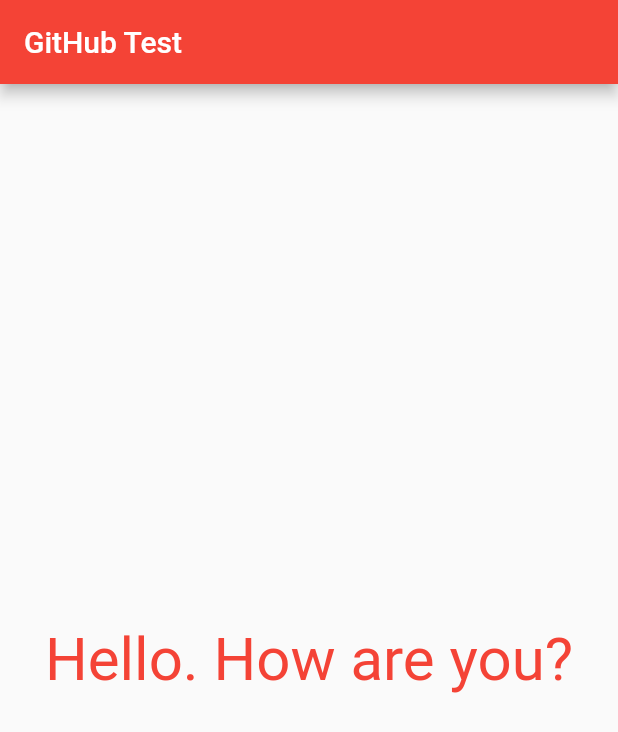
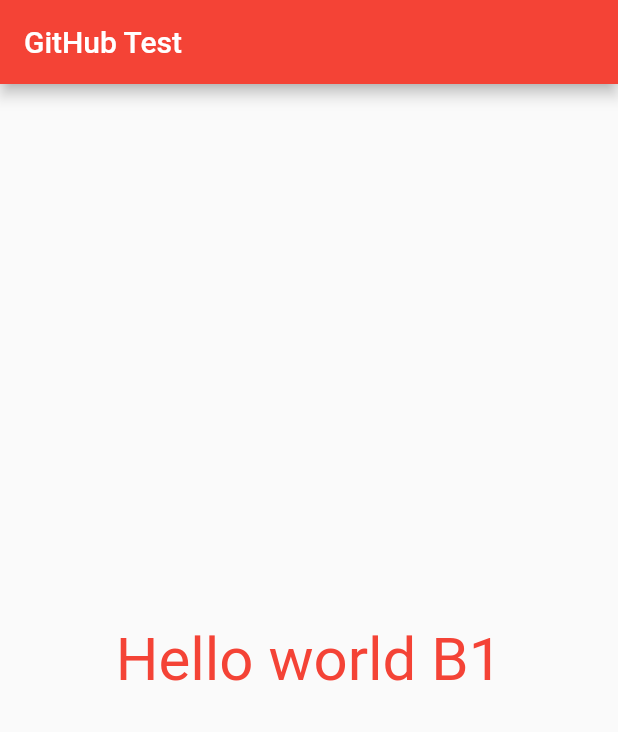
Before and after one commit to jami000/testgithub, a Flutter app: the screen it shows after launch, on a phone screen of 412 x 824 dp. Shown: the top 732 px of the screen. Run offline on Flutter 3.47's test engine with Material 2 defaults, Android fonts, the phone set to English and light mode, and no system bars.

Commit message:
main commit 2

```diff
--- a/gittestdemo/lib/main.dart
+++ b/gittestdemo/lib/main.dart
@@ -39,7 +39,7 @@ class _MyHomePageState extends State<MyHomePage> {
           mainAxisAlignment: MainAxisAlignment.center,
           children: <Widget>[
             Text(
-              'Hello. How are you?',
+              'Hello world B1',
               style: TextStyle(fontSize: 40, color: Colors.red),
             ),
           ],
```
